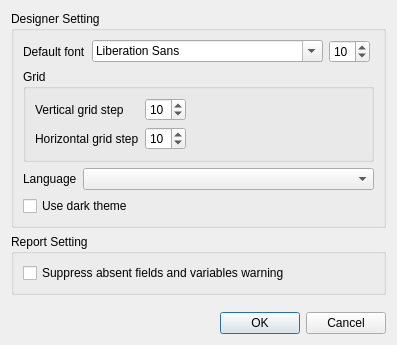
The window that limereport/lrsettingdialog.ui (fralx/LimeReport) describes before a commit, drawn with Qt 5.
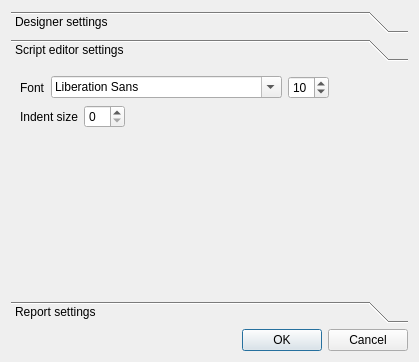
The same window after the commit. The open tabs and pages were chosen to show the change.

Commit message: All settings are merged in one place

```diff
--- a/limereport/lrsettingdialog.ui
+++ b/limereport/lrsettingdialog.ui
@@ -6,8 +6,8 @@
    <rect>
     <x>0</x>
     <y>0</y>
-    <width>397</width>
-    <height>345</height>
+    <width>419</width>
+    <height>362</height>
    </rect>
   </property>
   <property name="sizePolicy">
@@ -19,20 +19,29 @@
   <property name="windowTitle">
    <string>Designer setting</string>
   </property>
-  <layout class="QVBoxLayout" name="verticalLayout_3">
-   <property name="sizeConstraint">
-    <enum>QLayout::SetDefaultConstraint</enum>
-   </property>
+  <layout class="QVBoxLayout" name="verticalLayout_2">
    <item>
-    <widget class="QGroupBox" name="groupBox_3">
-     <property name="title">
-      <string>Designer Setting</string>
+    <widget class="QToolBox" name="toolBox">
+     <property name="currentIndex">
+      <number>0</number>
      </property>
+     <widget class="QWidget" name="page">
+      <property name="geometry">
+       <rect>
+        <x>0</x>
+        <y>0</y>
+        <width>401</width>
+        <height>218</height>
+       </rect>
+      </property>
+      <attribute name="label">
+       <string>Designer settings</string>
+      </attribute>
      <layout class="QVBoxLayout" name="verticalLayout">
       <item>
-       <layout class="QHBoxLayout" name="horizontalLayout">
+        <layout class="QHBoxLayout" name="horizontalLayout_5">
         <item>
-         <widget class="QLabel" name="label_3">
+          <widget class="QLabel" name="label_6">
           <property name="text">
            <string>Default font</string>
           </property>
@@ -49,7 +58,7 @@
          </widget>
         </item>
         <item>
-         <spacer name="horizontalSpacer">
+          <spacer name="horizontalSpacer_5">
           <property name="orientation">
            <enum>Qt::Horizontal</enum>
           </property>
@@ -72,7 +81,7 @@
          <item>
           <layout class="QFormLayout" name="formLayout">
            <item row="0" column="0">
-            <widget class="QLabel" name="label">
+             <widget class="QLabel" name="label_4">
              <property name="text">
               <string>Vertical grid step</string>
              </property>
@@ -86,7 +95,7 @@
             </widget>
            </item>
            <item row="1" column="0">
-            <widget class="QLabel" name="label_2">
+             <widget class="QLabel" name="label_5">
              <property name="text">
               <string>Horizontal grid step</string>
              </property>
@@ -147,22 +156,79 @@
       </item>
      </layout>
     </widget>
+     <widget class="QWidget" name="page_3">
+      <property name="geometry">
+       <rect>
+        <x>0</x>
+        <y>0</y>
+        <width>401</width>
+        <height>218</height>
+       </rect>
+      </property>
+      <attribute name="label">
+       <string>Script editor settings</string>
+      </attribute>
+      <layout class="QVBoxLayout" name="verticalLayout_3">
+       <item>
+        <layout class="QHBoxLayout" name="horizontalLayout_6">
+         <item>
+          <widget class="QLabel" name="label_2">
+           <property name="text">
+            <string>Font</string>
+           </property>
+          </widget>
    </item>
    <item>
-    <widget class="QGroupBox" name="groupBox_2">
-     <property name="title">
-      <string>Report Setting</string>
-     </property>
-     <layout class="QVBoxLayout" name="verticalLayout_2">
+          <widget class="QFontComboBox" name="scriptFont"/>
+         </item>
+         <item>
+          <widget class="QSpinBox" name="scriptFontSize">
+           <property name="value">
+            <number>10</number>
+           </property>
+          </widget>
+         </item>
       <item>
-       <widget class="QCheckBox" name="cbSuppressWarnings">
+          <spacer name="horizontalSpacer_6">
+           <property name="orientation">
+            <enum>Qt::Horizontal</enum>
+           </property>
+           <property name="sizeHint" stdset="0">
+            <size>
+             <width>40</width>
+             <height>20</height>
+            </size>
+           </property>
+          </spacer>
+         </item>
+        </layout>
+       </item>
+       <item>
+        <layout class="QHBoxLayout" name="horizontalLayout">
+         <item>
+          <widget class="QLabel" name="label">
         <property name="text">
-         <string>Suppress absent fields and variables warning</string>
+            <string>Indent size</string>
         </property>
        </widget>
       </item>
-     </layout>
-    </widget>
+         <item>
+          <widget class="QSpinBox" name="indentSize"/>
+         </item>
+         <item>
+          <spacer name="horizontalSpacer">
+           <property name="orientation">
+            <enum>Qt::Horizontal</enum>
+           </property>
+           <property name="sizeHint" stdset="0">
+            <size>
+             <width>40</width>
+             <height>20</height>
+            </size>
+           </property>
+          </spacer>
+         </item>
+        </layout>
    </item>
    <item>
     <spacer name="verticalSpacer">
@@ -172,10 +238,40 @@
      <property name="sizeHint" stdset="0">
       <size>
        <width>20</width>
-       <height>4</height>
+           <height>123</height>
       </size>
      </property>
     </spacer>
+       </item>
+      </layout>
+     </widget>
+     <widget class="QWidget" name="page_2">
+      <property name="geometry">
+       <rect>
+        <x>0</x>
+        <y>0</y>
+        <width>401</width>
+        <height>218</height>
+       </rect>
+      </property>
+      <attribute name="label">
+       <string>Report settings</string>
+      </attribute>
+      <widget class="QCheckBox" name="cbSuppressWarnings">
+       <property name="geometry">
+        <rect>
+         <x>10</x>
+         <y>10</y>
+         <width>280</width>
+         <height>23</height>
+        </rect>
+       </property>
+       <property name="text">
+        <string>Suppress absent fields and variables warning</string>
+       </property>
+      </widget>
+     </widget>
+    </widget>
    </item>
    <item>
     <layout class="QHBoxLayout" name="horizontalLayout_2">
```
Left out of the diff: 8 changed lines with no effect on the pictures. Lines whose indentation alone changed are shown as unchanged. The commit also changes 14 other files.
